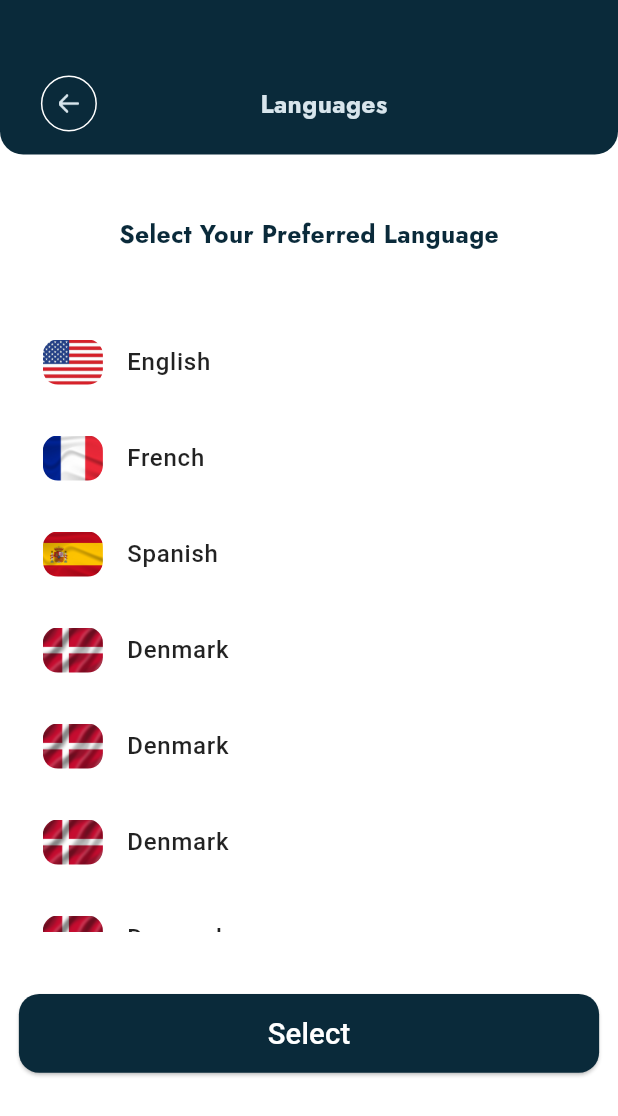
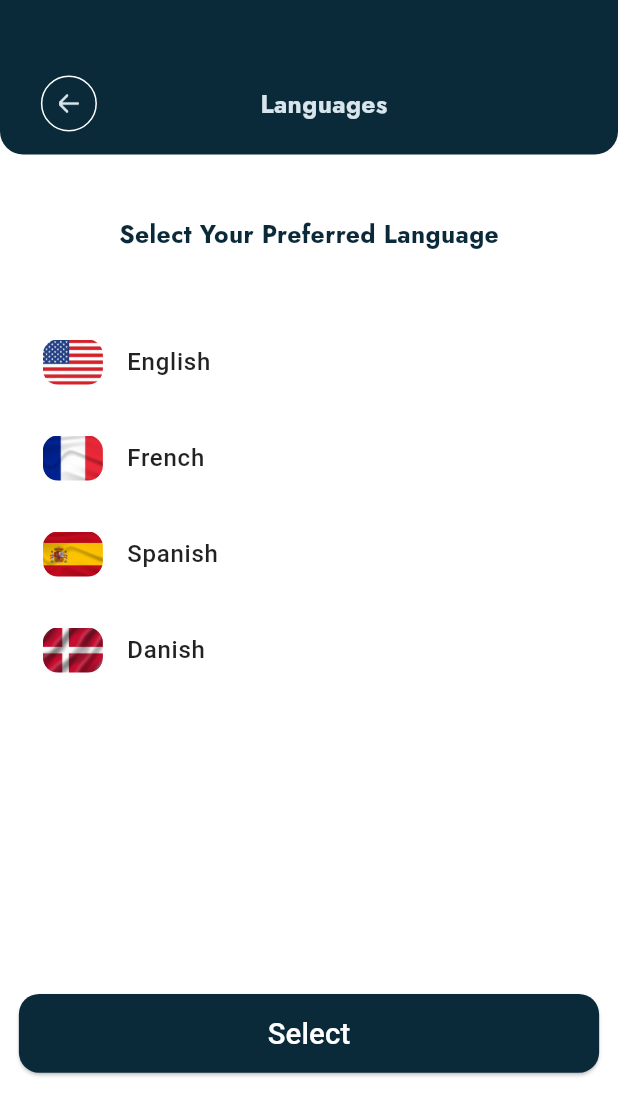
Before and after one commit to Shees-Ali1/Quandry, a Flutter app: the SelectLanguageScreen screen opened directly, on a phone screen of 412 x 824 dp. Shown: the top 1116 px of the screen. Run offline on Flutter 3.47's test engine with Material 3 defaults, Android fonts, the phone set to English and light mode, and no system bars; our stand-ins replace animated_notch_bottom_bar, flutter_screenutil, flutter_svg, font_awesome_flutter, get, google_fonts and 4 more.

Commit message:
4nov Monday  update

```diff
--- a/lib/setting_screen/change_language_screen/select_language_screen.dart
+++ b/lib/setting_screen/change_language_screen/select_language_screen.dart
@@ -21,10 +21,7 @@ class _SelectLanguageScreenState extends State<SelectLanguageScreen> {
     {'name': 'English', 'flag': "assets/images/us_flag.jpg", 'code': 'en'},
     {'name': 'French', 'flag': "assets/images/france.jpg", 'code': 'fr'},
     {'name': 'Spanish', 'flag': "assets/images/spain.jpg", 'code': 'es'},
-    {'name': 'Denmark', 'flag': "assets/images/denmark.png", 'code': 'de'},
-    {'name': 'Denmark', 'flag': "assets/images/denmark.png", 'code': 'de'},
-    {'name': 'Denmark', 'flag': "assets/images/denmark.png", 'code': 'de'},
-    {'name': 'Denmark', 'flag': "assets/images/denmark.png", 'code': 'de'},
+    {'name': 'Danish', 'flag': "assets/images/denmark.png", 'code': 'da'},
   ];
 
   @override
@@ -39,7 +36,7 @@ class _SelectLanguageScreenState extends State<SelectLanguageScreen> {
       ),
       backgroundColor: AppColors.backgroundColor,
       body: Padding(
-        padding:  EdgeInsets.symmetric(horizontal: 11.w),
+        padding: EdgeInsets.symmetric(horizontal: 11.w),
         child: Column(
           children: [
             SizedBox(height: 40.h),
@@ -50,7 +47,6 @@ class _SelectLanguageScreenState extends State<SelectLanguageScreen> {
             SizedBox(height: 40.h),
             Container(
               height: 400.h,
-              child: Expanded(
               child: ListView.builder(
                 itemCount: languages.length,
                 itemBuilder: (context, index) {
@@ -65,7 +61,7 @@ class _SelectLanguageScreenState extends State<SelectLanguageScreen> {
                       print('Selected Language: ${language['name']}');
                     },
                     child: Padding(
-                        padding: const EdgeInsets.symmetric( vertical: 4.0),
+                      padding: const EdgeInsets.symmetric(vertical: 4.0),
                       child: Container(
                         decoration: BoxDecoration(
                           color: isSelected ? AppColors.blueColor : Colors.transparent,
@@ -103,12 +99,14 @@ class _SelectLanguageScreenState extends State<SelectLanguageScreen> {
                 },
               ),
             ),
+            SizedBox(height: 40.h),
+            CustomButton(
+              text: "Select",
+              color: AppColors.blueColor,
+              onPressed: () {
+                // Handle button press
+              },
             ),
-            SizedBox(height: 40.h),
-
-            CustomButton(text: "Select", color: AppColors.blueColor, onPressed: (){
-
-            }),
           ],
         ),
       ),
```
Lines whose indentation alone changed are shown as unchanged.
